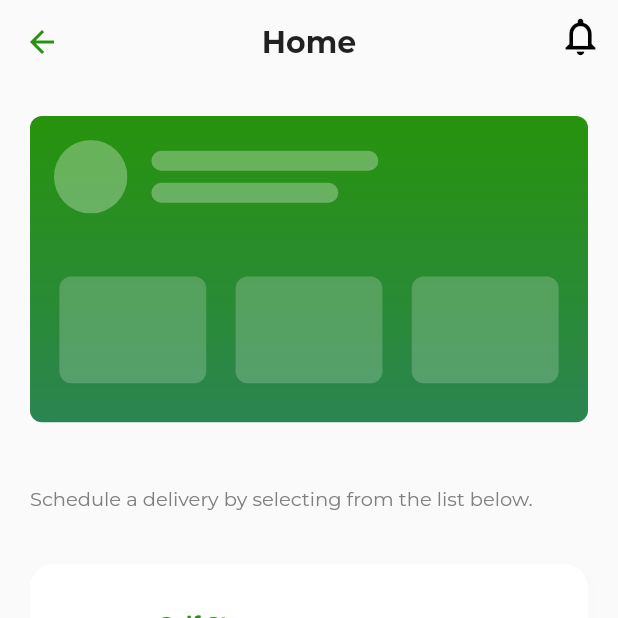
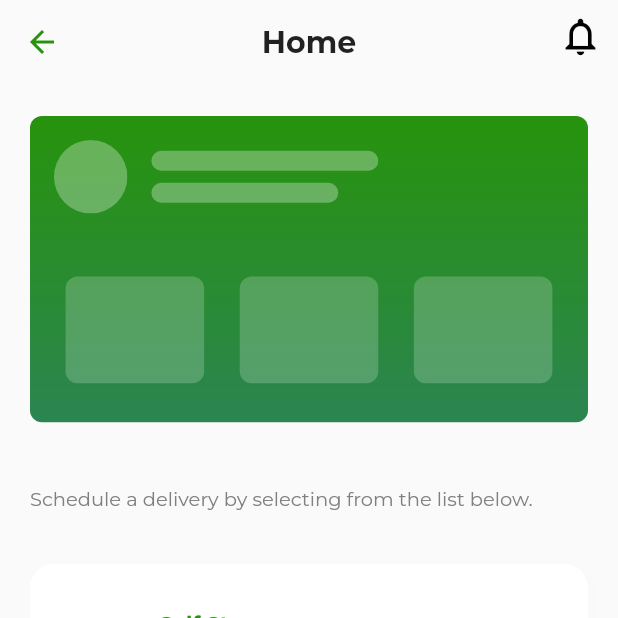
Before and after one commit to emem785/smart-parcel, a Flutter app: the HomePage screen opened by its route, on a phone screen of 412 x 824 dp, the top half of it. Run offline on Flutter 3.47's test engine with Material 2 defaults, Android fonts, the light colour scheme and no system bars; our stand-ins replace another_flushbar, auto_route, bloc, cached_network_image, chopper, connectivity and 16 more; missing offline and left inert: flutter_paystack, maps_launcher, objectbox_flutter_libs, open_mail_app; accounts and stored records are empty; generated files the repository leaves out were written again; network calls fail.

Commit message:
Notification & Publishing
- Fix bugs (notification , bloc )
- Dashboard Skeleton
- Prepare for publishing

```diff
--- a/lib/account/presentation/settings_page/settings_page.dart
+++ b/lib/account/presentation/settings_page/settings_page.dart
@@ -45,6 +45,8 @@ class SettingsBody extends StatelessWidget {
               context
                   .read<NotificationBloc>()
                   .add(const NotificationEvent.clearNotification());
+
+              context.router.pop();
 
               context.router.pushAndPopUntil(
                 const WelcomeRoute(),
--- a/lib/auth/domain/models/auth_tokens.dart
+++ b/lib/auth/domain/models/auth_tokens.dart
@@ -21,6 +21,7 @@ class AuthToken {
   }
 
   const AuthToken.empty() : this(access: '', refresh: '');
+  const AuthToken.fire() : this(access: 'fire', refresh: 'fire');
   const AuthToken.placeHolder() : this(access: 'access', refresh: 'refresh');
   const AuthToken.paystack() : this(access: 'paystack', refresh: 'paystack');
   const AuthToken.places() : this(access: 'places', refresh: 'places');
--- a/lib/common/application/notification_bloc/notification_bloc.dart
+++ b/lib/common/application/notification_bloc/notification_bloc.dart
@@ -4,7 +4,6 @@ import 'package:bloc/bloc.dart';
 import 'package:firebase_messaging/firebase_messaging.dart';
 import 'package:flutter/material.dart';
 import 'package:freezed_annotation/freezed_annotation.dart';
-import 'package:meta/meta.dart';
 import 'package:smart_parcel/common/domain/models/failure.dart';
 import 'package:smart_parcel/common/domain/models/notification_message.dart';
 import 'package:smart_parcel/common/domain/usecases/common_usecases.dart';
--- a/lib/common/presentation/routing/router.dart
+++ b/lib/common/presentation/routing/router.dart
@@ -12,6 +12,7 @@ import 'package:smart_parcel/auth/presentation/login_page/login_page.dart';
 import 'package:smart_parcel/auth/presentation/sign_up_page/sign_up_page.dart';
 import 'package:smart_parcel/auth/presentation/welcome_page/welcome_page.dart';
 import 'package:smart_parcel/common/presentation/widgets/home_page.dart';
+import 'package:smart_parcel/common/presentation/widgets/root_page.dart';
 import 'package:smart_parcel/common/presentation/widgets/splash_page.dart';
 import 'package:smart_parcel/delivery/presentation/customer_to_courier_pages/customer_to_courier.dart';
 import 'package:smart_parcel/delivery/presentation/customer_to_customer_pages/customer_to_customer.dart';
@@ -95,30 +96,34 @@ const homePageChildren = [
   ),
 ];
 
-const routes = [
-  AutoRoute(page: SplashPage, path: '/'),
+const appRoutes = [
+  AutoRoute(page: SplashPage, path: ''),
   CustomRoute(
     page: WelcomePage,
-    path: '/welcomePage',
+    path: 'welcome',
     transitionsBuilder: TransitionsBuilders.fadeIn,
     durationInMilliseconds: 500,
   ),
-  AutoRoute(page: LoginPage, path: '/login'),
-  AutoRoute(page: SignUpPage, path: '/signUp'),
-  AutoRoute(page: SubmitPasswordOtpPage, path: '/submitPasswordOtp'),
-  AutoRoute(page: ConfirmEmailPage, path: '/confirmEmail'),
-  AutoRoute(page: ForgotPasswordPage, path: '/forgotPassword'),
-  AutoRoute(page: SubmitPasswordOtpPage, path: '/submitPasswordOtp'),
-  AutoRoute(page: ConfirmPasswordPage, path: '/confirmPassword'),
-  AutoRoute(page: PasswordChangedPage, path: '/emailConfirmedPage'),
-  AutoRoute(page: NotificationPage, path: '/notifications'),
+  AutoRoute(page: LoginPage, path: 'login'),
+  AutoRoute(page: SignUpPage, path: 'signUp'),
+  AutoRoute(page: SubmitPasswordOtpPage, path: 'submitPasswordOtp'),
+  AutoRoute(page: ConfirmEmailPage, path: 'confirmEmail'),
+  AutoRoute(page: ForgotPasswordPage, path: 'forgotPassword'),
+  AutoRoute(page: SubmitPasswordOtpPage, path: 'submitPasswordOtp'),
+  AutoRoute(page: ConfirmPasswordPage, path: 'confirmPassword'),
+  AutoRoute(page: PasswordChangedPage, path: 'emailConfirmedPage'),
+  AutoRoute(page: NotificationPage, path: 'notifications'),
   CustomRoute(
     page: HomePage,
-    path: '/home',
+    path: 'home',
     children: homePageChildren,
     transitionsBuilder: TransitionsBuilders.fadeIn,
     durationInMilliseconds: 500,
   ),
+];
+
+const routes = [
+  AutoRoute(page: RootPage, path: '/', children: appRoutes),
 ];
 
 @AdaptiveAutoRouter(
--- /dev/null
+++ b/lib/common/presentation/widgets/root_page.dart
@@ -0,0 +1,39 @@
+import 'package:auto_route/auto_route.dart';
+import 'package:flutter/material.dart';
+import 'package:flutter_bloc/flutter_bloc.dart';
+import 'package:flutter_hooks/flutter_hooks.dart';
+import 'package:smart_parcel/common/application/notification_bloc/notification_bloc.dart';
+import 'package:smart_parcel/common/utils/hooks/firebase_hook.dart';
+import 'package:smart_parcel/inject_conf.dart';
+
+class RootPage extends StatelessWidget {
+  const RootPage({Key? key}) : super(key: key);
+
+  @override
+  Widget build(BuildContext context) {
+    return BlocProvider(
+      create: (context) => getIt<NotificationBloc>(),
+      child: const RootPageBody(),
+    );
+  }
+}
+
+class RootPageBody extends HookWidget {
+  const RootPageBody({Key? key}) : super(key: key);
+
+  @override
+  Widget build(BuildContext context) {
+    final notificationBloc = context.read<NotificationBloc>();
+
+    useEffect(() {
+      notificationBloc.add(NotificationEvent.initializeFirebaseMessaging(
+        useFirebaseMessagingHook(context),
+      ));
+    }, []);
+
+    return const Scaffold(
+      backgroundColor: Colors.white,
+      body: AutoRouter(),
+    );
+  }
+}
--- a/lib/common/presentation/widgets/splash_page.dart
+++ b/lib/common/presentation/widgets/splash_page.dart
@@ -1,6 +1,5 @@
 import 'package:auto_route/auto_route.dart';
 import 'package:flutter/material.dart';
-import 'package:flutter/widgets.dart';
 import 'package:flutter_bloc/flutter_bloc.dart';
 import 'package:flutter_hooks/flutter_hooks.dart';
 import 'package:google_fonts/google_fonts.dart';
--- a/lib/common/theme.dart
+++ b/lib/common/theme.dart
@@ -74,7 +74,8 @@ class GlobalTheme {
   }
 
   static TextTheme getTextTheme() {
-    return GoogleFonts.montserratTextTheme(const TextTheme(
+    return GoogleFonts.montserratTextTheme(
+      const TextTheme(
         headline6: TextStyle(
           fontSize: 20,
           fontWeight: FontWeight.w700,
@@ -89,7 +90,8 @@ class GlobalTheme {
           fontWeight: FontWeight.w400,
           color: lightGrey,
         ),
-    ));
+      ),
+    );
   }
 
   static TabBarTheme getTabBarTheme() {
--- a/lib/delivery/presentation/dashboard/widgets/dashboard_skeletons.dart
+++ b/lib/delivery/presentation/dashboard/widgets/dashboard_skeletons.dart
@@ -1,5 +1,7 @@
 import 'package:flutter/material.dart';
 import 'package:smart_parcel/common/utils/constants.dart';
+
+const int flex = 14;
 
 class StatusSkeleton extends StatelessWidget {
   const StatusSkeleton({Key? key}) : super(key: key);
@@ -11,7 +13,9 @@ class StatusSkeleton extends StatelessWidget {
       child: Row(
         children: [
           const Spacer(),
-          Padding(
+          Expanded(
+            flex: flex,
+            child: Padding(
               padding: const EdgeInsets.all(8.0),
               child: Container(
                 decoration: BoxDecoration(
@@ -19,11 +23,13 @@ class StatusSkeleton extends StatelessWidget {
                   color: Colors.white.withOpacity(0.2),
                 ),
                 height: Constants.responsiveHeight(context, 80),
-              width: Constants.responsiveWidth(context, 110),
+              ),
             ),
           ),
           const Spacer(),
-          Padding(
+          Expanded(
+            flex: flex,
+            child: Padding(
               padding: const EdgeInsets.all(8.0),
               child: Container(
                 decoration: BoxDecoration(
@@ -31,11 +37,13 @@ class StatusSkeleton extends StatelessWidget {
                   color: Colors.white.withOpacity(0.2),
                 ),
                 height: Constants.responsiveHeight(context, 80),
-              width: Constants.responsiveWidth(context, 110),
+              ),
             ),
           ),
           const Spacer(),
-          Padding(
+          Expanded(
+            flex: flex,
+            child: Padding(
               padding: const EdgeInsets.all(8.0),
               child: Container(
                 decoration: BoxDecoration(
@@ -43,7 +51,7 @@ class StatusSkeleton extends StatelessWidget {
                   color: Colors.white.withOpacity(0.2),
                 ),
                 height: Constants.responsiveHeight(context, 80),
-              width: Constants.responsiveWidth(context, 110),
+              ),
             ),
           ),
           const Spacer(),
--- a/lib/main.dart
+++ b/lib/main.dart
@@ -1,12 +1,8 @@
 import 'package:firebase_core/firebase_core.dart';
 import 'package:flutter/material.dart';
-import 'package:flutter_bloc/flutter_bloc.dart';
 import 'package:flutter_dotenv/flutter_dotenv.dart';
-import 'package:flutter_hooks/flutter_hooks.dart';
 import 'package:smart_parcel/common/theme.dart';
-import 'package:smart_parcel/common/utils/hooks/firebase_hook.dart';
 
-import 'common/application/notification_bloc/notification_bloc.dart';
 import 'common/presentation/routing/router.gr.dart';
 import 'inject_conf.dart';
 import 'object_box_conf.dart';
@@ -18,32 +14,18 @@ Future<void> main() async {
   await Firebase.initializeApp();
   await configureDependencies();
   objectbox = await ObjectBox.create();
-  runApp(const MyAppWrapper());
+  runApp(MyApp(appRouter: AppRouter()));
 }
 
-class MyAppWrapper extends StatelessWidget {
-  const MyAppWrapper({Key? key}) : super(key: key);
+class MyApp extends StatelessWidget {
+  final AppRouter appRouter;
+  const MyApp({
+    Key? key,
+    required this.appRouter,
+  }) : super(key: key);
 
   @override
   Widget build(BuildContext context) {
-    return BlocProvider(
-      create: (context) => getIt<NotificationBloc>(),
-      child: MyApp(appRouter: AppRouter()),
-    );
-  }
-}
-
-class MyApp extends HookWidget {
-  final AppRouter appRouter;
-  const MyApp({Key? key, required this.appRouter}) : super(key: key);
-
-  @override
-  Widget build(BuildContext context) {
-    useEffect(() {
-      context.read<NotificationBloc>().add(
-          NotificationEvent.initializeFirebaseMessaging(
-              useFirebaseMessagingHook(context)));
-    });
     return MaterialApp.router(
       routeInformationParser: appRouter.defaultRouteParser(),
       routerDelegate: appRouter.delegate(),
```
Also changed, not shown: lib/common/infrastructure/chopper/authenticator/authenticator_factory.dart (+5 -5 lines), pubspec.yaml (+4 -3 lines), lib/common/presentation/routing/router.gr.dart, lib/inject_conf.config.dart, pubspec.lock, 5 other files. Lines whose indentation alone changed are shown as unchanged.
